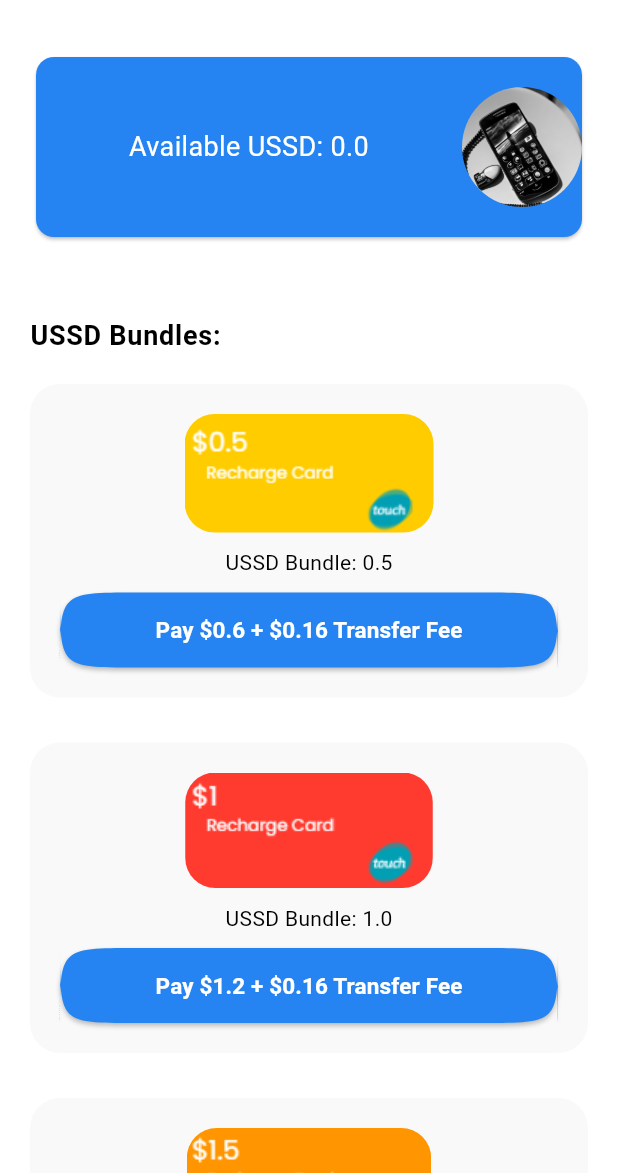
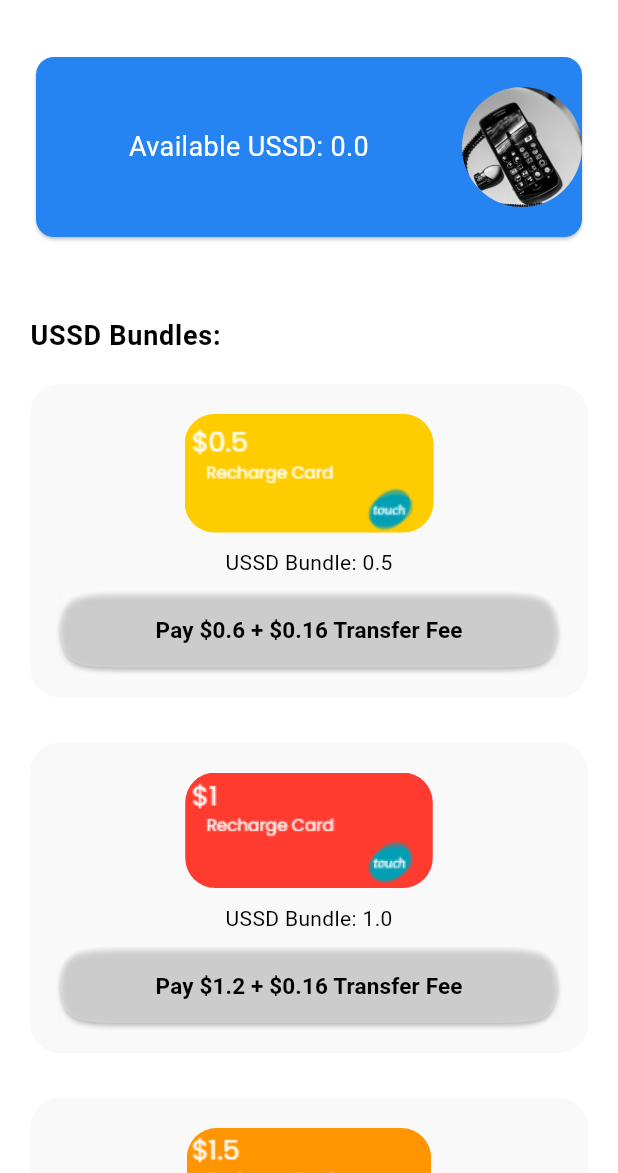
Before and after one commit to jihaddmz/lebussd, a Flutter app: the ScreenHome screen opened directly, on a phone screen of 412 x 824 dp, the part 63-1236 px from its top. Run offline on Flutter 3.47's test engine with Material 2 defaults, Android fonts, the phone set to English and light mode, and no system bars; our stand-ins replace cloud_firestore, firebase_auth, firebase_core, permission_handler, rxdart, shared_preferences; missing offline and left inert: dart_ping, flutter_sms, path_provider_android, ussd_service; accounts and stored records are empty; Roboto replaces fonts that are missing (Poppins).

Commit message:
- added the required feature in android manifest for telephony - added the carrier drop down chooser - added the alpha text in home - disabled pay btn if it is alpha device

```diff
--- /dev/null
+++ b/lib/HelperSharedPref.dart
@@ -0,0 +1,17 @@
+import 'package:shared_preferences/shared_preferences.dart';
+
+class HelperSharedPreferences {
+
+  static void setString(String key, String value) async {
+    // Obtain shared preferences.
+    final SharedPreferences prefs = await SharedPreferences.getInstance();
+
+// Save an integer value to 'counter' key.
+    await prefs.setString(key, value);
+  }
+
+  static Future<String?> getString(String key) async {
+    final SharedPreferences prefs = await SharedPreferences.getInstance();
+    return prefs.getString(key);
+  }
+}
--- a/lib/main.dart
+++ b/lib/main.dart
@@ -8,7 +8,6 @@ import 'package:lebussd/screen_home.dart';
 import 'package:lebussd/screen_welcome.dart';
 import 'package:lebussd/singleton.dart';
 import 'package:path_provider_android/path_provider_android.dart';
-import 'package:rxdart/rxdart.dart';
 import 'firebase_options.dart';
 import 'package:firebase_core/firebase_core.dart';
 
--- a/lib/screen_home.dart
+++ b/lib/screen_home.dart
@@ -4,6 +4,7 @@ import 'dart:collection';
 import 'package:cloud_firestore/cloud_firestore.dart';
 import 'package:flutter/material.dart';
 import 'package:flutter_sms/flutter_sms.dart';
+import 'package:lebussd/HelperSharedPref.dart';
 import 'package:lebussd/colors.dart';
 import 'package:lebussd/helper_dialog.dart';
 import 'package:lebussd/models/model_bundle.dart';
@@ -20,11 +21,17 @@ class ScreenHome extends StatefulWidget {
 
 class _ScreenHome extends State<ScreenHome> {
   double _availableUSSD = 0.0;
+  late String? _carrier;
 
   late StreamSubscription<QuerySnapshot<Map<String, dynamic>>> subscription;
   late BehaviorSubject<QuerySnapshot> debouncedStream;
 
   _ScreenHome() {
+    HelperSharedPreferences.getString("carrier").then((value) => {
+          setState(() {
+            _carrier = value;
+          })
+        });
     // if (Singleton().firebaseAuth.currentUser!.phoneNumber ==
     //     Singleton().serverPhoneNubmer) {
     if (false) {
@@ -169,6 +176,7 @@ class _ScreenHome extends State<ScreenHome> {
 
   @override
   Widget build(BuildContext context) {
+    Helpers.logD("value ${_carrier}");
     return Scaffold(
         appBar: AppBar(
             leading: const Icon(Icons.store),
@@ -217,6 +225,12 @@ class _ScreenHome extends State<ScreenHome> {
                       ],
                     ),
                   ),
+                  Visibility(
+                      visible: _carrier == "Alpha",
+                      child: const Text(
+                        "Alpha devices is currently not supported, but it will be soon. Stay tuned!",
+                        style: TextStyle(color: Colors.grey),
+                      )),
                   Padding(
                     padding: const EdgeInsets.only(top: 50),
                     child: Text(
@@ -276,13 +290,16 @@ class _ScreenHome extends State<ScreenHome> {
                 padding: const EdgeInsets.fromLTRB(0, 10, 0, 10),
                 child: Text('USSD Bundle: ${modelBundle.bundle}')),
             ElevatedButton(
-              onPressed: () {
+              onPressed: () async {
+                if (_carrier == "Alpha") return;
                 if (Singleton().isConnected) {
+                  if (await Helpers.requestPermissions(context)) {
                     if (modelBundle.bundle <= _availableUSSD + 0.16) {
                       sendChargeRequest(modelBundle);
                       // todo card can be charged
                     } else {
                       // there is no enough credits to charge
+                      if (context.mounted) {
                         HelperDialog().showDialogInfo(
                             "Attention!",
                             "There is no enough USSDs, please try again later, or try lower bundles.",
@@ -291,7 +308,10 @@ class _ScreenHome extends State<ScreenHome> {
                           Navigator.pop(context);
                         });
                       }
-                } else { // no network access found
+                    }
+                  } else {
+                    // no network access found
+                    if (context.mounted) {
                       HelperDialog().showDialogInfo(
                           "Attention!",
                           "You don't have network access, please try again when you have network access.",
@@ -300,10 +320,26 @@ class _ScreenHome extends State<ScreenHome> {
                         Navigator.pop(context);
                       });
                     }
+                  }
+                }
               },
-              style: ButtonStyle(
-                foregroundColor: MaterialStateProperty.all<Color>(Colors.white),
-                backgroundColor: MaterialStateProperty.all<Color>(primaryColor),
+              style: _carrier == "Touch"
+                  ? ButtonStyle(
+                      foregroundColor:
+                          MaterialStateProperty.all<Color>(Colors.white),
+                      backgroundColor:
+                          MaterialStateProperty.all<Color>(primaryColor),
+                      shape: MaterialStateProperty.all<OutlinedBorder>(
+                          ContinuousRectangleBorder(
+                              borderRadius: BorderRadius.circular(50))),
+                      minimumSize: MaterialStateProperty.all<Size>(
+                          Size(MediaQuery.of(context).size.width - 50, 50)),
+                    )
+                  : ButtonStyle(
+                      foregroundColor:
+                          MaterialStateProperty.all<Color>(Colors.black),
+                      backgroundColor:
+                          MaterialStateProperty.all<Color>(secondaryColor),
                       shape: MaterialStateProperty.all<OutlinedBorder>(
                           ContinuousRectangleBorder(
                               borderRadius: BorderRadius.circular(50))),
--- a/pubspec.yaml
+++ b/pubspec.yaml
@@ -46,6 +46,7 @@ dependencies:
   dart_ping: ^9.0.0
   rxdart: ^0.27.1
   path_provider_android: ^2.1.0
+  shared_preferences: ^2.2.0
 
 dev_dependencies:
   flutter_test:
```
Also changed, not shown: lib/helpers.dart (+38 -0 lines), lib/pagesignin.dart (+65 -62 lines), pubspec.lock, 2 other files. Lines whose indentation alone changed are shown as unchanged.
